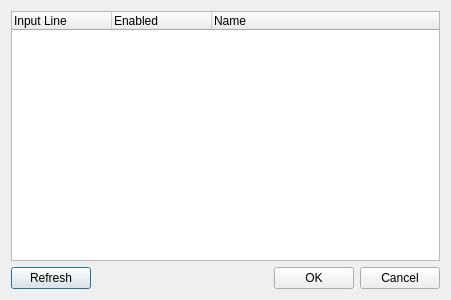
Andersbakken/qlc, file libs/midiinput/configuremidiinput.ui: the form before one commit.
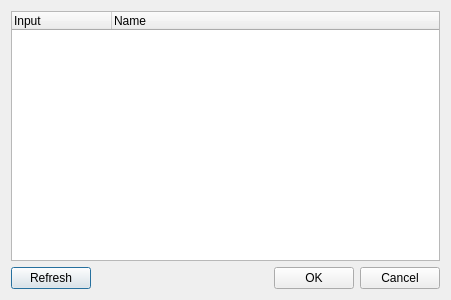
The form after the commit.

Commit message: Changed midiinput to behave more like HIDInput. The actual input data extraction code is not in place yet, though. Win32 implementation is also planned (hence the unix-* files).

Patch:
```diff
--- a/libs/midiinput/configuremidiinput.ui
+++ b/libs/midiinput/configuremidiinput.ui
@@ -32,12 +32,7 @@
      </property>
      <column>
       <property name="text" >
-       <string>Input Line</string>
-      </property>
-     </column>
-     <column>
-      <property name="text" >
-       <string>Enabled</string>
+       <string>Input</string>
       </property>
      </column>
      <column>
```
The commit also changes 9 other files.
